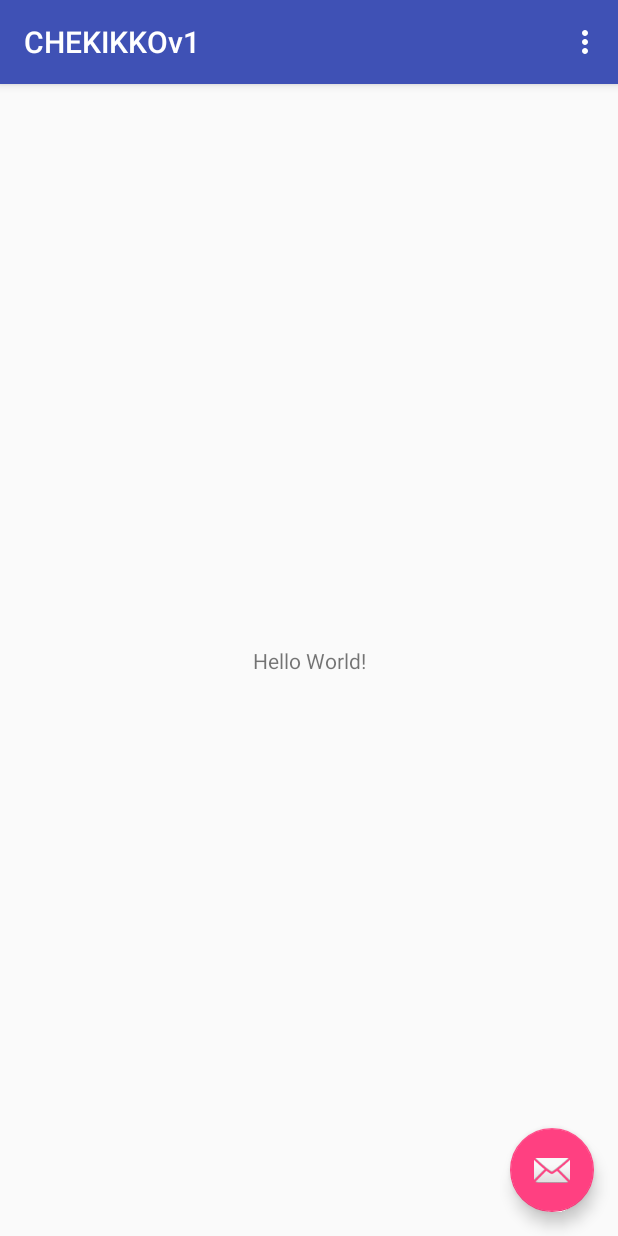
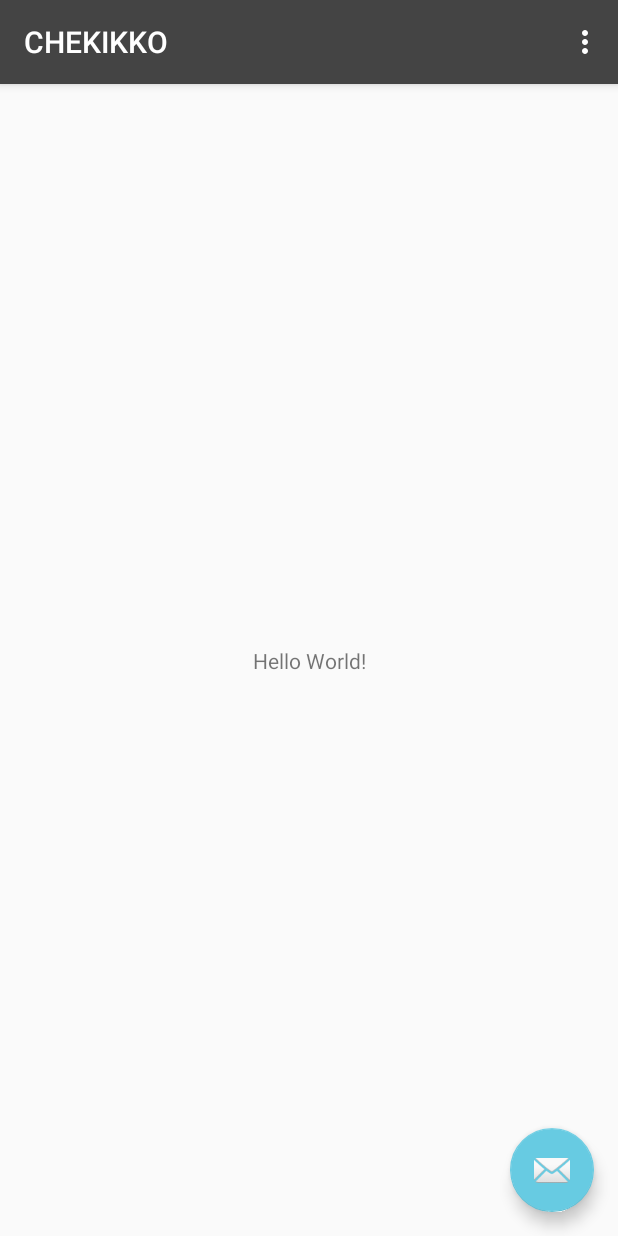
Before and after one commit to ayns01/ColorLens, an Android app: the screen it shows after launch (MainActivity), on a phone screen of 412 x 824 dp. Run offline under Robolectric (Android 15) with nearby library versions, the phone set to English and light mode, and no system bars.

Commit message:
Modified copping view

```diff
--- a/app/src/main/java/com/example/ayana/chekikkov1/EditActivity.java
+++ b/app/src/main/java/com/example/ayana/chekikkov1/EditActivity.java
@@ -6,6 +6,7 @@ import android.content.Intent;
 import android.graphics.Bitmap;
 import android.graphics.BitmapFactory;
 import android.graphics.Canvas;
+import android.graphics.Color;
 import android.graphics.Matrix;
 import android.graphics.PointF;
 import android.graphics.Rect;
--- a/app/src/main/res/layout/activity_edit.xml
+++ b/app/src/main/res/layout/activity_edit.xml
@@ -12,8 +12,8 @@
         android:layout_weight="1"
         android:paddingTop="16dp"
         android:paddingBottom="16dp"
-        android:paddingLeft="16dp"
-        android:paddingRight="16dp"
+        android:paddingLeft="0dp"
+        android:paddingRight="0dp"
         android:layout_width="match_parent"
         android:layout_height="wrap_content"
         custom:scv_crop_mode="fit_image"
--- a/app/src/main/res/values/colors.xml
+++ b/app/src/main/res/values/colors.xml
@@ -1,8 +1,8 @@
 <?xml version="1.0" encoding="utf-8"?>
 <resources>
-    <color name="colorPrimary">#3F51B5</color>
+    <color name="colorPrimary">#444444</color>
     <color name="colorPrimaryDark">#303F9F</color>
-    <color name="colorAccent">#FF4081</color>
-    <color name="windowBackground">#EEEEEE</color>
+    <color name="colorAccent">#67CBE2</color>
+    <color name="windowBackground">#111111</color>
     <color name="overlay">#CC111111</color>
 </resources>
--- a/app/src/main/res/values/strings.xml
+++ b/app/src/main/res/values/strings.xml
@@ -1,5 +1,5 @@
 <resources>
-    <string name="app_name">CHEKIKKOv1</string>
+    <string name="app_name">CHEKIKKO</string>
     <string name="action_settings">Settings</string>
     <string name="description">a picture</string>
 </resources>
```
